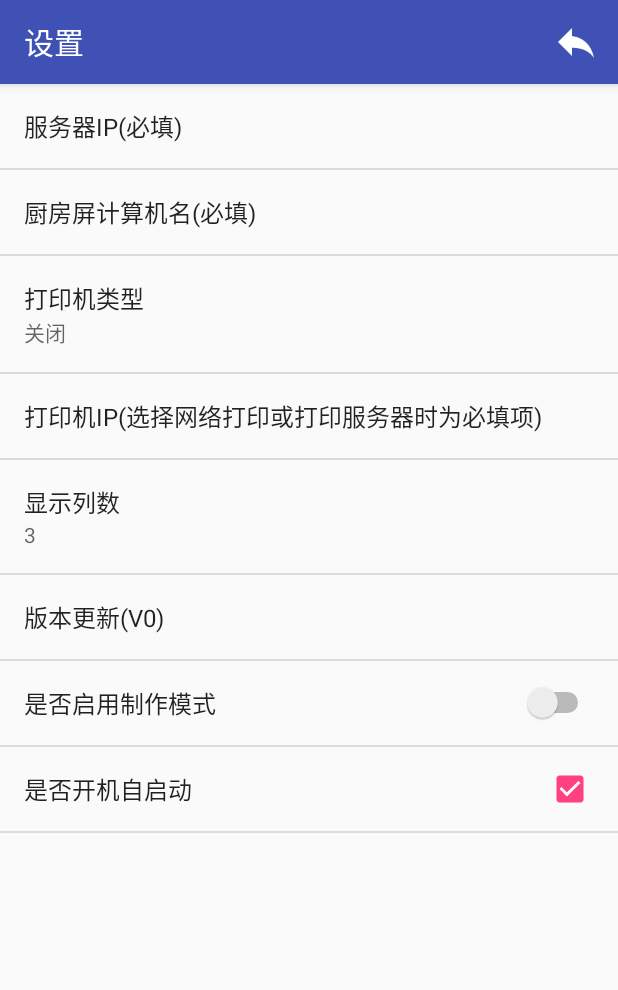
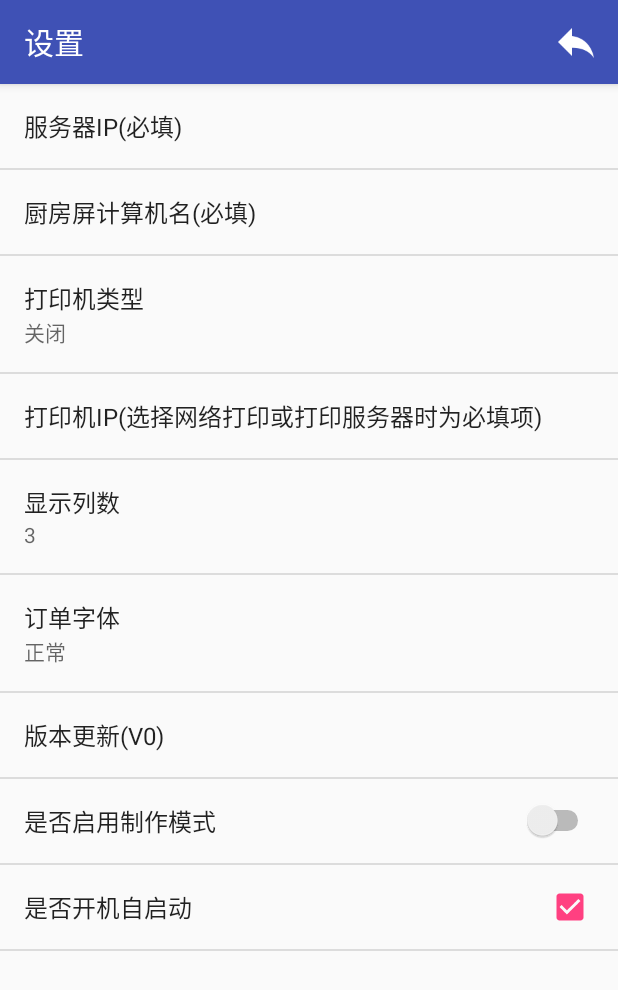
Before and after one commit to cyx362442/Kitchen_new, an Android app: the SettingsActivity screen opened directly, with no data from a screen before it, on a phone screen of 412 x 824 dp. Shown: the top 990 px of the screen. Run offline under Robolectric (Android 15) with nearby library versions, the phone set to English and light mode, and no system bars; our stand-ins replace EventBus.

Commit message:
kitchen1011

```diff
--- a/app/build.gradle
+++ b/app/build.gradle
@@ -8,7 +8,7 @@ android {
         minSdkVersion 16
         targetSdkVersion 25
         versionCode 30
-        versionName "V20170830"
+        versionName "V20170928"
         vectorDrawables.useSupportLibrary = true
         testInstrumentationRunner "android.support.test.runner.AndroidJUnitRunner"
     }
--- a/app/src/main/java/com/duowei/kitchen_china/activity/SettingsActivity.java
+++ b/app/src/main/java/com/duowei/kitchen_china/activity/SettingsActivity.java
@@ -43,6 +43,7 @@ public class SettingsActivity extends AppCompatActivity {
     private static int mVersionCode;
     private static SwitchPreference spf;
     private static ListPreference listColums;
+    private static ListPreference listSize;
 
     @Override
     protected void onCreate(Bundle savedInstanceState) {
@@ -72,7 +73,8 @@ public class SettingsActivity extends AppCompatActivity {
         fragment.show(ft,getString(R.string.update));
     }
 
-    public static class SettingFragment extends PreferenceFragment implements SharedPreferences.OnSharedPreferenceChangeListener, Preference.OnPreferenceClickListener {
+    public static class SettingFragment extends PreferenceFragment implements
+            SharedPreferences.OnSharedPreferenceChangeListener,Preference.OnPreferenceClickListener {
         @Override
         public void onCreate(@Nullable Bundle savedInstanceState) {
             super.onCreate(savedInstanceState);
@@ -85,14 +87,16 @@ public class SettingsActivity extends AppCompatActivity {
             etKetchen = (EditTextPreference) findPreference("et_kitchenName");
             listPrint = (ListPreference) findPreference("printStytle");
             listColums = (ListPreference) findPreference("listColums");
+            listSize = (ListPreference) findPreference("listSize");
             mEtPrinterIP = (EditTextPreference) findPreference("et_printerIP");
             etVersion = findPreference("et_version");
             spf = (SwitchPreference) findPreference("spf_makeModel");
             mCheckbox = (CheckBoxPreference) findPreference("checkbox");
             mEtServiceIP.setSummary(mPreferenceUtils.getServiceIp("serviceIP",""));
             etKetchen.setSummary(mPreferenceUtils.getKetchen("et_kitchenName",""));
-            listPrint.setSummary(mPreferenceUtils.getPrintStytle("printStytle",getResources().getString(R.string.closeprint)));
+            listPrint.setSummary(mPreferenceUtils.getPrintStytle("printStytle",getString(R.string.closeprint)));
             listColums.setSummary(mPreferenceUtils.getListColums("listColums",getString(R.string.three)));
+            listSize.setSummary(mPreferenceUtils.getListSize("listSize",getString(R.string.normal)));
 
             mEtPrinterIP.setSummary(mPreferenceUtils.getPrinterIp("printerIP",""));
             etVersion.setSummary(mVersionName);
@@ -126,6 +130,10 @@ public class SettingsActivity extends AppCompatActivity {
                 String colums = sharedPreferences.getString("listColums", "");
                 listColums.setSummary(colums);
                 mPreferenceUtils.setListColums("listColums",colums);
+            }else if(key.equals("listSize")){
+                String size = sharedPreferences.getString("listSize", "");
+                listSize.setSummary(size);
+                mPreferenceUtils.setListSize("listSize",size);
             }else if(key.equals("spf_makeModel")){
                 boolean make = mPreferenceUtils.getMakeModel("spf_makeModel", false);
                 make=!make;
--- a/app/src/main/java/com/duowei/kitchen_china/dialog/DigitInput.java
+++ b/app/src/main/java/com/duowei/kitchen_china/dialog/DigitInput.java
@@ -57,7 +57,6 @@ public class DigitInput implements View.OnClickListener{
         LayoutInflater inflater = (LayoutInflater) context.getSystemService(Context.LAYOUT_INFLATER_SERVICE);
         mLayout = (LinearLayout) inflater.inflate(R.layout.dialog_digitinput, null);
         mDialog.setView(mLayout);
-        // by zjn
         if (context instanceof Activity) {
             Activity activity = (Activity) context;
             mDialog.getWindow().setFlags(WindowManager.LayoutParams.FLAG_NOT_FOCUSABLE, WindowManager.LayoutParams.FLAG_NOT_FOCUSABLE);
@@ -73,8 +72,6 @@ public class DigitInput implements View.OnClickListener{
                 }
             });
         }
-//
-        // ---
 
         mDialog.show();
         WindowManager.LayoutParams params = mDialog.getWindow().getAttributes();
--- a/app/src/main/res/layout/activity_main.xml
+++ b/app/src/main/res/layout/activity_main.xml
@@ -20,9 +20,7 @@
         android:id="@+id/frame02"
         android:layout_width="match_parent"
         android:layout_height="match_parent"
-        android:paddingRight="3dp"
-        android:layout_below="@+id/view"
-        ></FrameLayout>
+        android:layout_below="@+id/view"></FrameLayout>
     <include
         android:id="@+id/loading"
         layout="@layout/loading_item"
--- a/app/src/main/res/layout/fragment_main.xml
+++ b/app/src/main/res/layout/fragment_main.xml
@@ -7,7 +7,8 @@
                 android:id="@+id/recycleView"
                 android:layout_width="match_parent"
                 android:layout_height="match_parent"
-                android:layout_marginTop="5dp"
-                android:layout_marginBottom="5dp">
+                android:layout_marginBottom="5dp"
+                android:layout_marginLeft="5dp"
+                android:layout_marginRight="5dp">
             </android.support.v7.widget.RecyclerView>
 </FrameLayout>
--- a/app/src/main/res/layout/recycle_item.xml
+++ b/app/src/main/res/layout/recycle_item.xml
@@ -8,14 +8,14 @@
                     android:id="@+id/recycleView_item"
                     android:layout_width="match_parent"
                     android:layout_height="wrap_content"
-                    android:background="@drawable/cook_top_greennormal"
-                    >
+                    android:background="@drawable/cook_top_greennormal">
                 </android.support.v7.widget.RecyclerView>
                 <View
                     android:layout_width="match_parent"
                     android:layout_height="1dp"
                     android:background="#ffffff"></View>
                 <LinearLayout
+                    android:id="@+id/ll_bottom"
                     android:layout_width="match_parent"
                     android:layout_height="match_parent"
                     android:background="@drawable/cook_bottom_white"
--- a/app/src/main/res/values/array.xml
+++ b/app/src/main/res/values/array.xml
@@ -7,8 +7,13 @@
         <item>@string/print_server</item>
     </string-array>
     <string-array name="list_colums">
+        <item>@string/two</item>
         <item>@string/three</item>
         <item>@string/four</item>
         <item>@string/five</item>
     </string-array>
+    <string-array name="list_size">
+        <item>@string/normal</item>
+        <item>@string/large</item>
+    </string-array>
 </resources>
--- a/app/src/main/res/values/strings.xml
+++ b/app/src/main/res/values/strings.xml
@@ -20,9 +20,13 @@
     <string name="print_net">网络打印机</string>
     <string name="print_server">打印服务器</string>
 
+    <string name="two">2</string>
     <string name="three">3</string>
     <string name="four">4</string>
     <string name="five">5</string>
+
+    <string name="normal">正常</string>
+    <string name="large">大号</string>
 
     <string name="version">版本号</string>
     <string name="update">升级</string>
--- a/app/src/main/res/xml/preference.xml
+++ b/app/src/main/res/xml/preference.xml
@@ -32,6 +32,13 @@
             android:entryValues="@array/list_colums"
             android:dialogTitle="请选择列数">
         </ListPreference>
+    <ListPreference
+        android:key="listSize"
+        android:title="订单字体"
+        android:entries="@array/list_size"
+        android:entryValues="@array/list_size"
+        android:dialogTitle="字体大小">
+    </ListPreference>
        <Preference
            android:key="et_version"
            android:title="版本更新"></Preference>
```
Also changed, not shown: app/src/main/java/com/duowei/kitchen_china/adapter/RecAdapter.java (+26 -3 lines), app/src/main/java/com/duowei/kitchen_china/adapter/RecAdapter_item.java (+10 -0 lines), app/src/main/java/com/duowei/kitchen_china/dialog/PopuShow.java (+7 -5 lines), app/src/main/java/com/duowei/kitchen_china/uitls/PreferenceUtils.java (+7 -0 lines).
